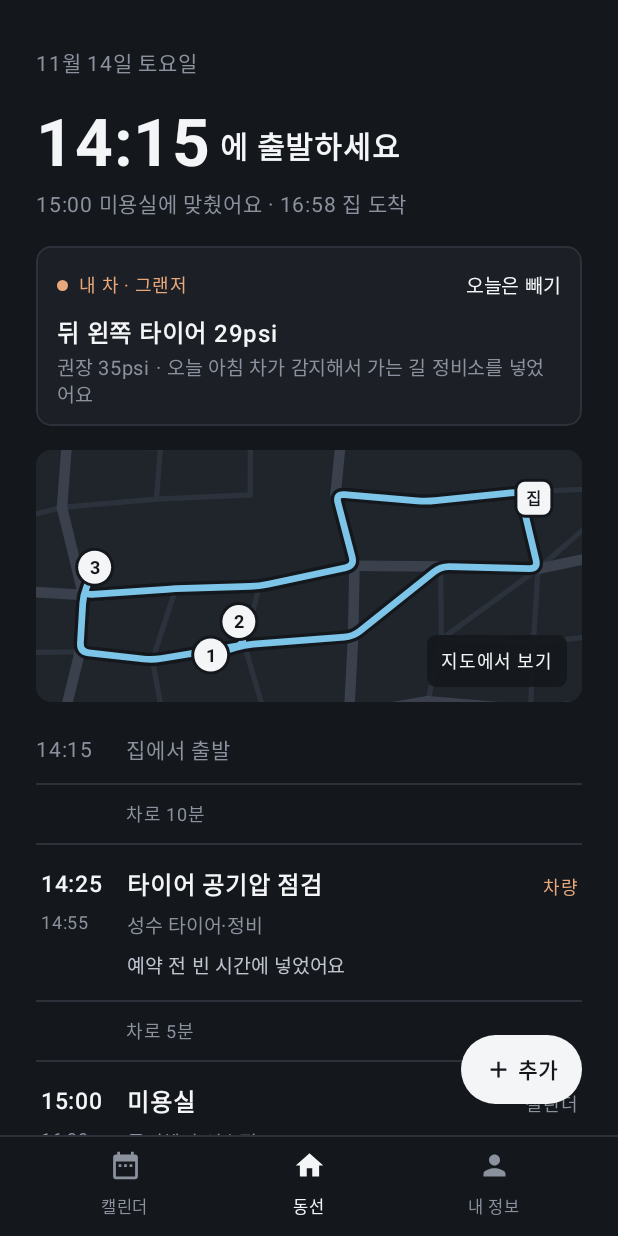
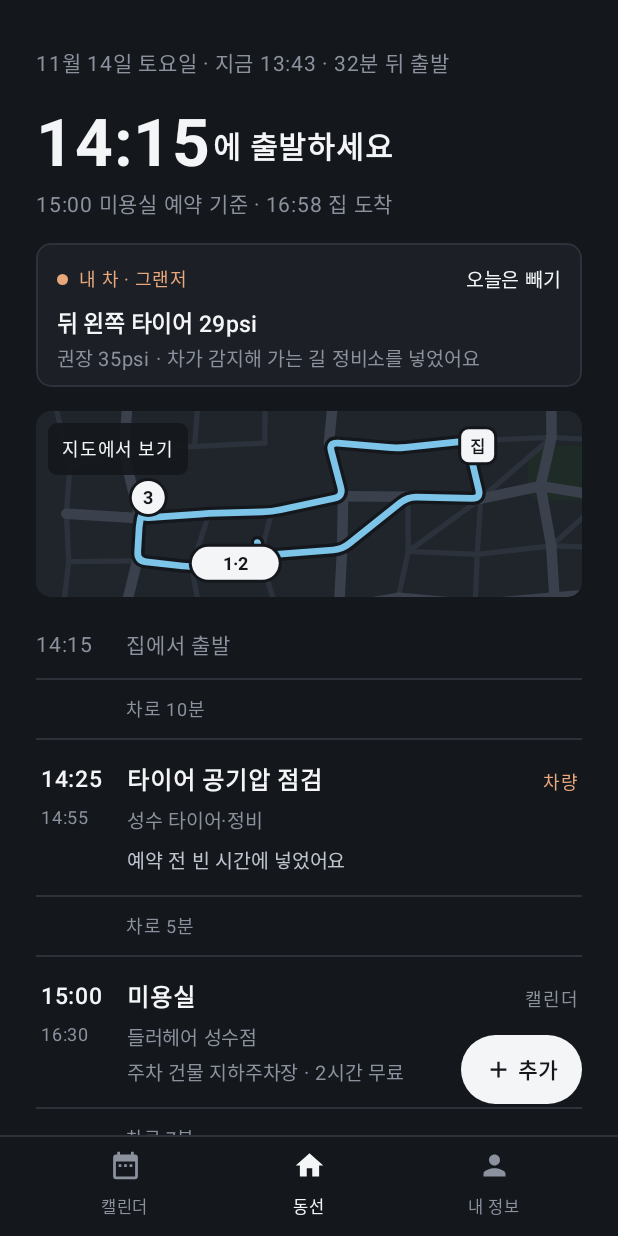
Before and after one commit to minjaekimtech/Deulleo, an Android app built with Jetpack Compose: the screen it shows after launch (MainActivity), on a phone screen of 412 x 824 dp. Run offline under Robolectric (Android 15) with nearby library versions, the phone set to English and light mode, and no system bars.

Commit message:
Polish mobile app after second design review
Resolve the birthday date contradiction (dinner is tonight), merge
overlapping map pins, show time-until-departure, split replan notices
into change and reason, show the cost of swapping shops and of the
suggestion, draw the screenshot as a message bubble with recognised
parts underlined, and turn the handoff screen into a car-display
preview. README documents the demo script and what is simulated.

Co-Authored-By: Claude Fable 5.2 <noreply@anthropic.com>
Claude-Session: https://claude.ai/code/session_01J8UkwJHe7BAUaXbDxjCPWs

```diff
--- a/core/src/main/kotlin/ai/deulleo/core/planner/PlaceCatalog.kt
+++ b/core/src/main/kotlin/ai/deulleo/core/planner/PlaceCatalog.kt
@@ -60,7 +60,7 @@ class SamplePlaceCatalog : PlaceCatalog {
             parking = Parking("자양 공영주차장", 0, "10분 300원")),
         Place("mart-1", "자양 마트", "마트", "서울 광진구 자양로 (가상)", GeoPoint(37.5368, 127.0810),
             opensAt = 9 * 60, closesAt = 23 * 60, rating = 4.2,
-            parking = Parking("자양 공영주차장", 1, "대기 주차장과 같은 곳")),
+            parking = Parking("자양 공영주차장", 1, "하원 기다리는 주차장과 같아요")),
     )
 
     override fun search(query: String, near: GeoPoint, limit: Int): List<Place> {
--- a/mobile/src/main/kotlin/ai/deulleo/mobile/MobileStore.kt
+++ b/mobile/src/main/kotlin/ai/deulleo/mobile/MobileStore.kt
@@ -46,7 +46,11 @@ data class StopRow(
 /** 차량이 알려 준 상태(시연: 타이어 공기압) */
 data class VehicleNotice(val title: String, val detail: String, val included: Boolean)
 
-data class Alternative(val placeId: String, val name: String, val detail: String)
+/** 다른 가게 후보. [cost]는 바꿨을 때 귀가 시각이 어떻게 되는지입니다. */
+data class Alternative(val placeId: String, val name: String, val detail: String, val cost: String)
+
+/** 계획이 바뀐 직후의 알림: 무엇이 달라졌는지(title)와 왜(body) */
+data class Notice(val title: String, val body: String)
 
 data class Recommendation(val item: String, val title: String, val detail: String)
 
@@ -61,7 +65,11 @@ data class MobileState(
     val homeLegMinutes: Int = 0,
     val homeArrive: String = "",
     /** 계획이 바뀐 뒤 무엇이 달라졌는지 */
-    val notice: String = "",
+    val notice: Notice? = null,
+    /** 출발까지 남은 시간(오늘만) */
+    val nowLabel: String = "",
+    /** 귀가 뒤에 이어지는 오늘 일정 */
+    val laterToday: Pair<String, String>? = null,
     val vehicle: VehicleNotice? = null,
     val recommendation: Recommendation? = null,
     val detailId: String? = null,
@@ -71,8 +79,8 @@ data class MobileState(
     val recommendOn: Boolean = true,
     val carConnected: Boolean = true,
     val tastes: Set<String> = setOf("말차", "베이커리"),
-    val homeAddress: String = "서울 광진구 ○○로 12",
-    val workAddress: String = "서울 성동구 ○○길 45",
+    val homeAddress: String = "서울 광진구 자양로12길 8",
+    val workAddress: String = "서울 성동구 성수이로 51",
     val favorites: List<String> = listOf("들러헤어 성수점", "푸른수학학원", "자양 마트"),
     val home: GeoPoint = SampleDay.home,
 ) {
@@ -129,7 +137,8 @@ class MobileStore {
             catalog.search(errand.place.category, errand.place.location, 4)
                 .filter { it.id != errand.place.id }
                 .map { p ->
-                    Alternative(p.id, p.name, listOfNotNull(hours(p.opensAt, p.closesAt), p.rating?.let { "평점 $it" }).joinToString(" · "))
+                    val detail = listOfNotNull(hours(p.opensAt, p.closesAt), p.rating?.let { "평점 $it" }).joinToString(" · ")
+                    Alternative(p.id, p.name, detail, cost(agent.previewSwap(id, p, startAt, here)))
                 }
         } else emptyList()
         state = state.copy(overlay = Overlay.DETAIL, detailId = id, alternatives = alts)
@@ -207,7 +216,7 @@ class MobileStore {
     // ---- 설정 ----
     fun setRecommendOn(on: Boolean) {
         state = state.copy(recommendOn = on)
-        publish(state.notice, null)
+        publish(null, null)
     }
 
     fun setCarConnected(on: Boolean) {
@@ -217,7 +226,7 @@ class MobileStore {
 
     fun toggleTaste(t: String) {
         state = state.copy(tastes = if (t in state.tastes) state.tastes - t else state.tastes + t)
-        publish(state.notice, null)
+        publish(null, null)
     }
 
     // ---- 내부 ----
@@ -251,10 +260,10 @@ class MobileStore {
         if (slack >= 5) briefing = planFrom(base + slack / 5 * 5)
 
         state = state.copy(day = day, dateLabel = "11월 ${day}일 ${weekdayOf(day)}요일", briefing = briefing)
-        publish("", null)
+        publish(null, null)
     }
 
-    private fun publish(notice: String, changedId: String?) {
+    private fun publish(notice: Notice?, changedId: String?) {
         val plan = agent.plan
         val stops = plan?.stops.orEmpty()
         var prev = here
@@ -289,14 +298,14 @@ class MobileStore {
         val first = stops.firstOrNull { it.errand.kind == ErrandKind.FIXED || it.errand.kind == ErrandKind.PICKUP }
         val sub = when {
             rows.isEmpty() -> ""
-            first != null -> "${clock(first.errand.fixedStart!!)} ${first.errand.title}에 맞췄어요"
+            first != null -> "${clock(first.errand.fixedStart!!)} ${first.errand.title}${if (first.errand.kind == ErrandKind.FIXED) " 예약" else ""} 기준"
             else -> "${rows.size}곳을 들러요"
         }
         val careInPlan = stops.any { it.errand.id == CARE_ID }
         val vehicle = if (state.carConnected && state.day == TODAY) {
             VehicleNotice(
                 title = "뒤 왼쪽 타이어 29psi",
-                detail = if (careInPlan) "권장 35psi · 오늘 아침 차가 감지해서 가는 길 정비소를 넣었어요"
+                detail = if (careInPlan) "권장 35psi · 차가 감지해 가는 길 정비소를 넣었어요"
                 else "권장 35psi · 오늘 점검은 뺐어요",
                 included = careInPlan,
             )
@@ -309,6 +318,9 @@ class MobileStore {
             homeLegMinutes = if (stops.isEmpty()) 0 else travel.minutes(prev, SampleDay.home),
             homeArrive = plan?.let { clock(it.homeArriveAt) } ?: "",
             notice = notice,
+            // 시연용 현재 시각: 출발 32분 전
+            nowLabel = if (state.day == TODAY && rows.isNotEmpty()) "지금 ${clock(startAt - 32)} · 32분 뒤 출발" else "",
+            laterToday = if (state.day == TODAY) "18:30" to "엄마 생신 저녁" else null,
             vehicle = vehicle,
             recommendation = recommendation(rows),
         )
@@ -321,13 +333,15 @@ class MobileStore {
         val next = errands.getOrNull(i + 1)
         // 한 번 주차로 묶이는 것은 둘 다 가게일 때만입니다(정비소·픽업은 제외).
         val shop = { o: Errand? -> o != null && o.kind != ErrandKind.VEHICLE_CARE && o.kind != ErrandKind.PICKUP }
-        val neighbor = shop(e) && listOf(errands.getOrNull(i - 1), next).any { shop(it) && near(it) }
+        val neighbor = if (shop(e)) listOf(errands.getOrNull(i - 1), next).firstOrNull { shop(it) && near(it) } else null
         val lastShopping = errands.indexOfLast { it.kind == ErrandKind.FLEXIBLE } == i
         return when {
             e.kind == ErrandKind.VEHICLE_CARE -> "예약 전 빈 시간에 넣었어요"
-            e.kind == ErrandKind.PICKUP -> e.waitSpot?.let { "일찍 도착하면 도로 대신 ${it.name}에서 기다려요" }
+            e.kind == ErrandKind.PICKUP -> e.waitSpot?.let {
+                "일찍 도착하면 도로 대신 ${it.name}에서 기다려요. ${e.companion ?: "상대"}에게는 도착 시각을 알려요"
+            }
             e.kind == ErrandKind.FLEXIBLE && next?.kind == ErrandKind.PICKUP && near(next) -> "하원을 기다리는 동안 끝낼 수 있어요"
-            neighbor -> "옆 일정과 한 번 주차로 끝나요"
+            neighbor != null -> "${neighbor.title} 바로 옆이라 주차는 한 번이에요"
             e.perishable && lastShopping -> "차에 오래 두지 않게 마지막에 들러요"
             e.kind == ErrandKind.FIXED && slack >= 5 -> "${slack}분 일찍 도착해요"
             e.place.closesAt - endAt in 0..45 -> "${clock(e.place.closesAt)} 마감 전에 도착해요"
@@ -340,18 +354,27 @@ class MobileStore {
         val hasCafe = rows.any { it.category == "카페" }
         if (!state.recommendOn || recoDismissed || "말차" !in state.tastes || hasCafe || rows.isEmpty() || state.day != TODAY) return null
         val cafe = catalog.search("말차", SampleDay.home, 1).firstOrNull() ?: return null
-        return Recommendation("말차", "가는 길에 ${cafe.name}", "말차 라떼 · 평점 ${cafe.rating ?: "-"}")
+        val extra = cost(agent.previewVisit(cafe, 10, startAt, here))
+        return Recommendation("말차", "가는 길에 ${cafe.name}", listOf("말차 라떼 · 평점 ${cafe.rating ?: "-"}", extra).filter { it.isNotBlank() }.joinToString(" · "))
     }
 
-    /** 계획이 바뀌었을 때 귀가 시각이 어떻게 달라졌는지 덧붙입니다. */
-    private fun diff(before: Plan?, after: Plan?, speech: String): String {
+    /** 계획이 바뀌었을 때: 귀가 시각이 어떻게 달라졌는지를 제목으로, 에이전트의 설명을 본문으로. */
+    private fun diff(before: Plan?, after: Plan?, speech: String): Notice? {
         val a = before?.homeArriveAt; val b = after?.homeArriveAt
-        val change = if (a != null && b != null && a != b) {
+        val body = speech.substringBefore(" 집 도착").trim()
+        val title = if (a != null && b != null && a != b) {
             val d = b - a
             "집 도착 ${clock(a)} → ${clock(b)} (${if (d > 0) "+" else ""}${d}분)"
-        } else null
-        val head = speech.substringBefore(" 집 도착").trim()
-        return listOfNotNull(head.takeIf { it.isNotBlank() }, change).joinToString(" ")
+        } else "집 도착 시각은 그대로예요"
+        return if (body.isBlank() && a == b) null else Notice(title, body)
+    }
+
+    /** 미리 본 계획이 지금 계획보다 얼마나 늦어지는지: "+12분 · 집 17:10" */
+    private fun cost(preview: Plan?): String {
+        val now = agent.plan ?: return ""
+        preview ?: return "시간이 맞지 않아요"
+        val d = preview.homeArriveAt - now.homeArriveAt
+        return "${if (d >= 0) "+" else ""}${d}분 · 집 ${clock(preview.homeArriveAt)}"
     }
 
     private fun hours(open: Int, close: Int): String =
--- a/mobile/src/main/kotlin/ai/deulleo/mobile/ui/HomeScreen.kt
+++ b/mobile/src/main/kotlin/ai/deulleo/mobile/ui/HomeScreen.kt
@@ -2,6 +2,7 @@ package ai.deulleo.mobile.ui
 
 import ai.deulleo.core.model.ErrandKind
 import ai.deulleo.mobile.MobileState
+import ai.deulleo.mobile.Notice
 import ai.deulleo.mobile.Recommendation
 import ai.deulleo.mobile.StopRow
 import ai.deulleo.mobile.VehicleNotice
@@ -53,7 +54,7 @@ fun HomeScreen(
             .verticalScroll(rememberScrollState())
             .padding(start = 24.dp, end = 24.dp, top = 28.dp, bottom = 150.dp),
     ) {
-        TopBar(state.dateLabel, if (state.isToday) null else "오늘로", onToday)
+        TopBar(listOf(state.dateLabel, state.nowLabel).filter { it.isNotBlank() }.joinToString(" · "), if (state.isToday) null else "오늘 보기", onToday)
 
         if (state.rows.isEmpty()) {
             Text("일정이 없는 날이에요", color = DColor.Text, fontSize = 26.sp, fontWeight = FontWeight.Bold, modifier = Modifier.padding(top = 16.dp))
@@ -63,14 +64,14 @@ fun HomeScreen(
 
         Row(Modifier.padding(top = 14.dp), verticalAlignment = Alignment.Bottom) {
             Text(state.leaveAt, color = DColor.Text, fontSize = 44.sp, fontWeight = FontWeight.Bold)
-            Text("에 출발하세요", color = DColor.Text, fontSize = 20.sp, fontWeight = FontWeight.SemiBold, modifier = Modifier.padding(start = 6.dp, bottom = 9.dp))
+            Text("에 출발하세요", color = DColor.Text, fontSize = 20.sp, fontWeight = FontWeight.SemiBold, modifier = Modifier.padding(start = 1.dp, bottom = 9.dp))
         }
         Text(
             "${state.headlineSub} · ${state.homeArrive} 집 도착",
             color = DColor.Sub, fontSize = 14.sp, modifier = Modifier.padding(top = 2.dp),
         )
 
-        if (state.notice.isNotBlank()) NoticeBar(state.notice)
+        state.notice?.let { NoticeBar(it) }
         state.vehicle?.let { VehicleCard(it, onRemoveCare, onRestoreCare) }
 
         // 동선 지도 미리보기
@@ -78,7 +79,7 @@ fun HomeScreen(
             Modifier
                 .padding(top = 16.dp)
                 .fillMaxWidth()
-                .height(168.dp)
+                .height(124.dp)
                 .clip(RoundedCornerShape(10.dp))
                 .clickable(onClick = onOpenMap),
         ) {
@@ -86,8 +87,8 @@ fun HomeScreen(
             Text(
                 "지도에서 보기", color = DColor.Text, fontSize = 12.sp,
                 modifier = Modifier
-                    .align(Alignment.BottomEnd)
-                    .padding(10.dp)
+                    .align(Alignment.TopStart)
+                    .padding(8.dp)
                     .clip(RoundedCornerShape(6.dp))
                     .background(DColor.Bg.copy(alpha = 0.88f))
                     .padding(horizontal = 9.dp, vertical = 5.dp),
@@ -103,6 +104,7 @@ fun HomeScreen(
         }
         LegRow(state.homeLegMinutes, 0)
         EndpointRow(state.homeArrive, "집 도착")
+        state.laterToday?.let { (time, title) -> EndpointRow(time, "$title · 캘린더") }
 
         state.recommendation?.let { SuggestionRow(it, onAcceptReco, onDismissReco) }
     }
@@ -110,12 +112,17 @@ fun HomeScreen(
 
 /** 계획이 바뀐 직후 무엇이 달라졌는지 알려 줍니다. */
 @Composable
-private fun NoticeBar(text: String) {
+private fun NoticeBar(notice: Notice) {
     Row(
         Modifier.padding(top = 14.dp).fillMaxWidth().height(IntrinsicSize.Min).clip(RoundedCornerShape(8.dp)).background(DColor.Surf),
     ) {
         Box(Modifier.width(3.dp).fillMaxHeight().background(DColor.Acc))
-        Text(text, color = DColor.Text, fontSize = 13.sp, lineHeight = 19.sp, modifier = Modifier.padding(horizontal = 12.dp, vertical = 10.dp))
+        Column(Modifier.padding(horizontal = 12.dp, vertical = 10.dp)) {
+            Text(notice.title, color = DColor.Text, fontSize = 15.sp, fontWeight = FontWeight.SemiBold)
+            if (notice.body.isNotBlank()) {
+                Text(notice.body, color = DColor.Soft, fontSize = 13.sp, lineHeight = 19.sp, modifier = Modifier.padding(top = 3.dp))
+            }
+        }
     }
 }
 
@@ -124,8 +131,8 @@ private fun NoticeBar(text: String) {
 private fun VehicleCard(v: VehicleNotice, onRemove: () -> Unit, onRestore: () -> Unit) {
     val shape = RoundedCornerShape(10.dp)
     Column(
-        Modifier.padding(top = 16.dp).fillMaxWidth().clip(shape).background(DColor.Surf).border(1.dp, DColor.Line, shape)
-            .padding(start = 14.dp, end = 6.dp, top = 12.dp, bottom = 12.dp),
+        Modifier.padding(top = 14.dp).fillMaxWidth().clip(shape).background(DColor.Surf).border(1.dp, DColor.Line, shape)
+            .padding(start = 14.dp, end = 6.dp, top = 10.dp, bottom = 10.dp),
     ) {
         Row(verticalAlignment = Alignment.CenterVertically) {
             Box(Modifier.size(7.dp).clip(CircleShape).background(DColor.Warn))
@@ -136,7 +143,7 @@ private fun VehicleCard(v: VehicleNotice, onRemove: () -> Unit, onRestore: () ->
                 modifier = Modifier.clickable(onClick = if (v.included) onRemove else onRestore).padding(horizontal = 8.dp, vertical = 2.dp),
             )
         }
-        Text(v.title, color = DColor.Text, fontSize = 16.sp, fontWeight = FontWeight.SemiBold, modifier = Modifier.padding(top = 5.dp))
+        Text(v.title, color = DColor.Text, fontSize = 15.sp, fontWeight = FontWeight.SemiBold, modifier = Modifier.padding(top = 3.dp))
         Text(v.detail, color = DColor.Sub, fontSize = 13.sp, lineHeight = 18.sp, modifier = Modifier.padding(top = 2.dp, end = 8.dp))
     }
 }
--- a/mobile/src/main/kotlin/ai/deulleo/mobile/ui/RouteMap.kt
+++ b/mobile/src/main/kotlin/ai/deulleo/mobile/ui/RouteMap.kt
@@ -56,7 +56,7 @@ fun RouteMap(home: GeoPoint, stops: List<StopRow>, modifier: Modifier = Modifier
         val lngScale = cos(Math.toRadians(home.lat))
         val minLat = focus.minOf { it.lat }; val maxLat = focus.maxOf { it.lat }
         val minLng = focus.minOf { it.lng }; val maxLng = focus.maxOf { it.lng }
-        val pad = if (showLabels) 56.dp.toPx() else 28.dp.toPx()
+        val pad = if (showLabels) 56.dp.toPx() else 20.dp.toPx()
         val spanLat = (maxLat - minLat).coerceAtLeast(0.006)
         val spanLng = ((maxLng - minLng) * lngScale).coerceAtLeast(0.006)
         val scale = minOf((size.height - 2 * pad) / spanLat, (size.width - 2 * pad) / spanLng).toFloat()
@@ -112,13 +112,24 @@ fun RouteMap(home: GeoPoint, stops: List<StopRow>, modifier: Modifier = Modifier
         drawRoundRect(DColor.Text, Offset(h.x - hs, h.y - hs), Size(2 * hs, 2 * hs), CornerRadius(5.dp.toPx()))
         centered(measurer, "집", h, TextStyle(color = DColor.Ink, fontSize = 11.sp, fontWeight = FontWeight.Bold))
 
-        // 번호 핀과 이름
+        // 번호 핀과 이름. 화면에서 가까이 붙은 핀은 "3·4"처럼 하나로 묶어 겹치지 않게 합니다.
+        val groups = ArrayList<Pair<Offset, MutableList<Int>>>()
         stops.forEachIndexed { i, stop ->
             val c = project(stop.location)
-            drawCircle(DColor.Ink, 13.dp.toPx(), c)
-            drawCircle(DColor.Text, 11.dp.toPx(), c)
-            centered(measurer, (i + 1).toString(), c, TextStyle(color = DColor.Ink, fontSize = 12.sp, fontWeight = FontWeight.Bold))
-            if (showLabels) label(measurer, "${stop.placeName}  ${stop.start}", c, above = i % 2 == 1)
+            val hit = groups.indexOfFirst { (it.first - c).getDistance() < 26.dp.toPx() }
+            if (hit >= 0) groups[hit].second += i else groups += c to mutableListOf(i)
+        }
+        groups.forEachIndexed { g, (c, members) ->
+            val text = members.joinToString("·") { (it + 1).toString() }
+            val half = if (members.size > 1) 9.dp.toPx() * members.size else 0f
+            val r = 11.dp.toPx()
+            drawRoundRect(DColor.Ink, Offset(c.x - half - r - 2.dp.toPx(), c.y - r - 2.dp.toPx()), Size(2 * (half + r) + 4.dp.toPx(), 2 * r + 4.dp.toPx()), CornerRadius(r + 2.dp.toPx()))
+            drawRoundRect(DColor.Text, Offset(c.x - half - r, c.y - r), Size(2 * (half + r), 2 * r), CornerRadius(r))
+            centered(measurer, text, c, TextStyle(color = DColor.Ink, fontSize = 12.sp, fontWeight = FontWeight.Bold))
+            if (showLabels) {
+                val name = members.joinToString(" · ") { stops[it].placeName }
+                label(measurer, "$name  ${stops[members.first()].start}", c, half + r, preferLeft = g % 2 == 1)
+            }
         }
     }
 }
@@ -129,13 +140,22 @@ private fun DrawScope.centered(measurer: TextMeasurer, text: String, at: Offset,
 }
 
 /** 핀 옆에 붙는 이름표. 화면 밖으로 나가지 않게 좌우를 고르고, 이웃 핀과 겹치지 않게 위아래를 번갈아 둡니다. */
-private fun DrawScope.label(measurer: TextMeasurer, text: String, pin: Offset, above: Boolean) {
+private fun DrawScope.label(measurer: TextMeasurer, text: String, pin: Offset, pinHalfWidth: Float, preferLeft: Boolean) {
     val layout = measurer.measure(text, TextStyle(color = DColor.Text, fontSize = 11.sp, fontWeight = FontWeight.Medium))
     val padX = 7.dp.toPx(); val padY = 4.dp.toPx()
     val w = layout.size.width + 2 * padX; val hgt = layout.size.height + 2 * padY
-    var x = pin.x + 16.dp.toPx()
-    if (x + w > size.width - 6.dp.toPx()) x = pin.x - 16.dp.toPx() - w
-    val y = if (above) pin.y - hgt - 6.dp.toPx() else pin.y + 6.dp.toPx()
+    val gap = pinHalfWidth + 6.dp.toPx()
+    val right = pin.x + gap; val left = pin.x - gap - w
+    val edge = 6.dp.toPx()
+    val x = when {
+        preferLeft && left >= edge -> left
+        right + w <= size.width - edge -> right
+        left >= edge -> left
+        else -> (size.width - w - edge).coerceAtLeast(edge)
+    }
+    // 좌우에 둘 자리가 없어 핀 위를 덮게 되면 핀 아래로 내립니다.
+    val overlapsPin = x < pin.x + pinHalfWidth && x + w > pin.x - pinHalfWidth
+    val y = if (overlapsPin) pin.y + 16.dp.toPx() else pin.y - hgt / 2
     drawRoundRect(DColor.Ink.copy(alpha = 0.88f), Offset(x, y), Size(w, hgt), CornerRadius(6.dp.toPx()))
     drawText(layout, topLeft = Offset(x + padX, y + padY))
 }
```
Also changed, not shown: core/src/main/kotlin/ai/deulleo/core/DeulleoAgent.kt (+13 -2 lines), mobile/src/main/kotlin/ai/deulleo/mobile/ui/Flow.kt (+24 -26 lines), mobile/src/main/kotlin/ai/deulleo/mobile/ui/OtherScreens.kt (+12 -3 lines), mobile/src/main/kotlin/ai/deulleo/mobile/ui/Sheets.kt (+32 -9 lines), 4 other files.
